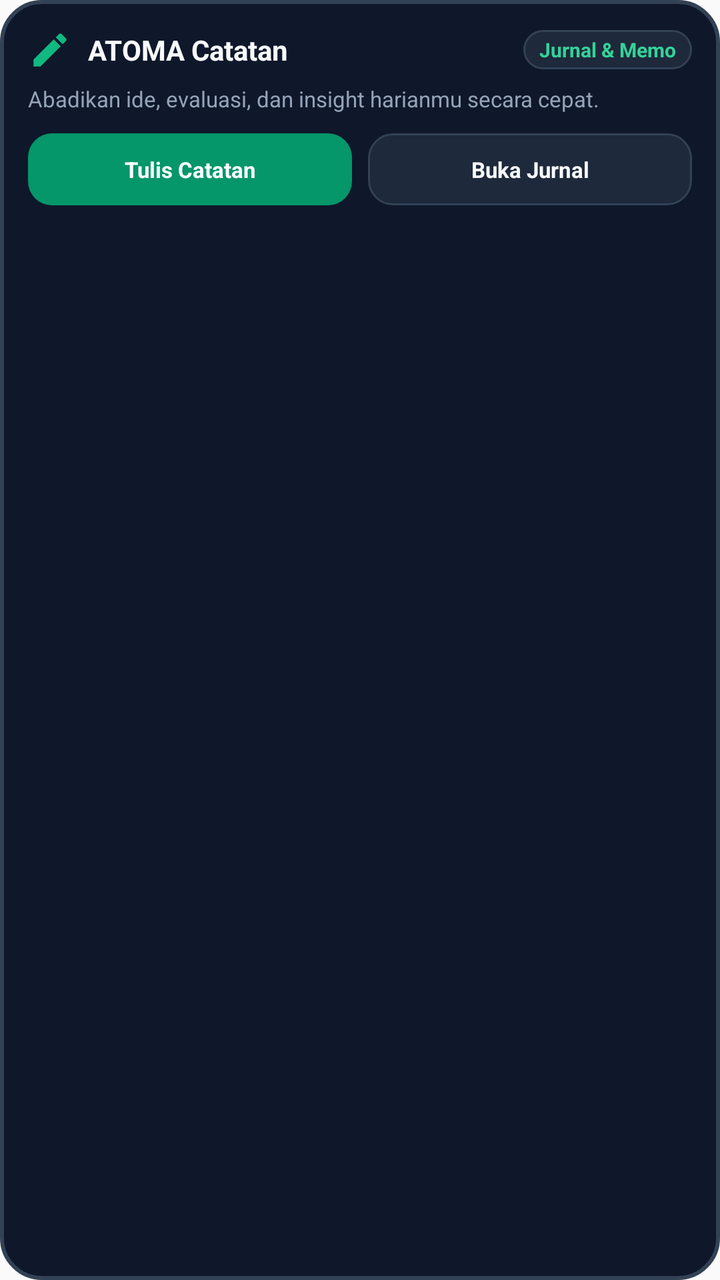
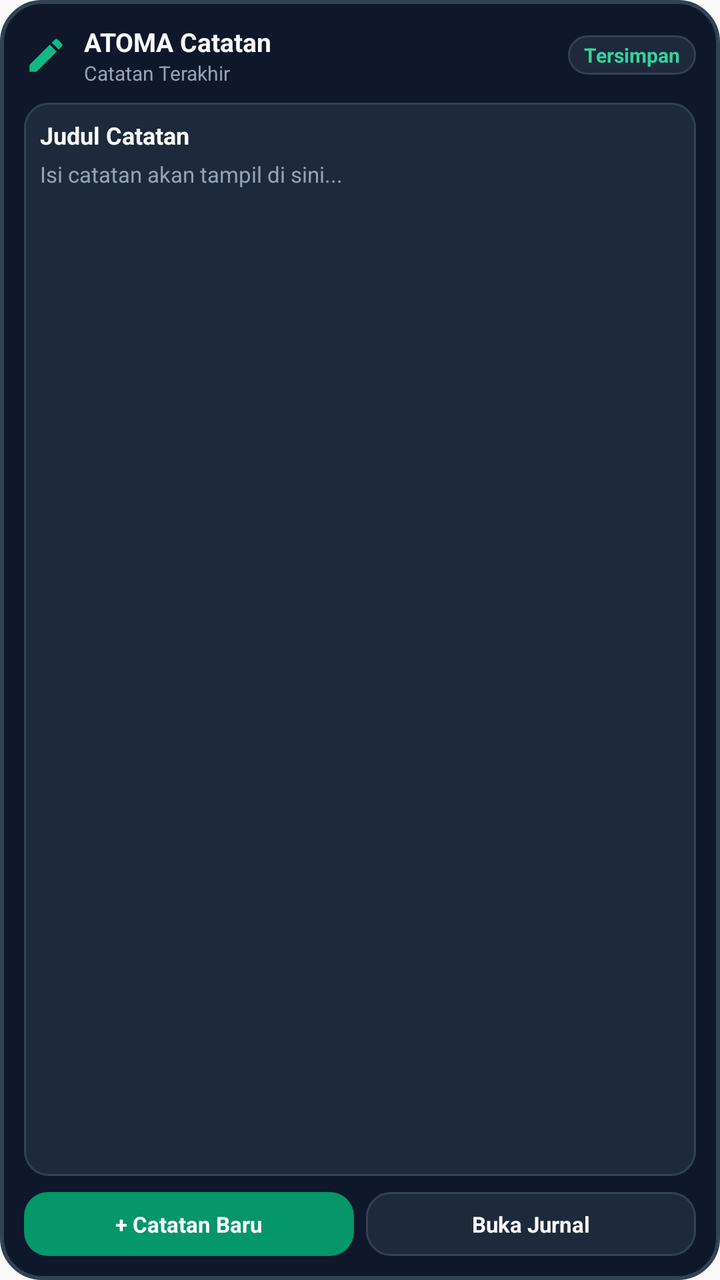

Screens rendered from an Android XML layout before and after an edit, with the pre-edit source and the edit as a unified diff.
<!-- AndroidManifest.xml: application theme AppTheme -->
<!-- res/layout/widget_notes.xml -->
<?xml version="1.0" encoding="utf-8"?>
<LinearLayout xmlns:android="http://schemas.android.com/apk/res/android"
    android:id="@+id/widget_notes_root"
    android:layout_width="match_parent"
    android:layout_height="match_parent"
    android:background="@drawable/widget_bg_card"
    android:orientation="vertical"
    android:padding="14dp">

    
    <LinearLayout
        android:layout_width="match_parent"
        android:layout_height="wrap_content"
        android:gravity="center_vertical"
        android:orientation="horizontal">

        <ImageView
            android:layout_width="22dp"
            android:layout_height="22dp"
            android:contentDescription="@string/app_name"
            android:src="@drawable/ic_widget_note" />

        <TextView
            android:layout_width="0dp"
            android:layout_height="wrap_content"
            android:layout_marginStart="8dp"
            android:layout_weight="1"
            android:text="ATOMA Catatan"
            android:textColor="@color/widget_text_primary"
            android:textSize="14sp"
            android:textStyle="bold" />

        <TextView
            android:layout_width="wrap_content"
            android:layout_height="wrap_content"
            android:background="@drawable/widget_btn_surface"
            android:paddingStart="8dp"
            android:paddingTop="3dp"
            android:paddingEnd="8dp"
            android:paddingBottom="3dp"
            android:text="@string/widget_notes_status"
            android:textColor="#34D399"
            android:textSize="10sp"
            android:textStyle="bold" />
    </LinearLayout>

    
    <TextView
        android:layout_width="match_parent"
        android:layout_height="wrap_content"
        android:layout_marginTop="6dp"
        android:ellipsize="end"
        android:maxLines="1"
        android:text="@string/widget_notes_sub"
        android:textColor="@color/widget_text_secondary"
        android:textSize="11sp" />

    
    <LinearLayout
        android:layout_width="match_parent"
        android:layout_height="wrap_content"
        android:layout_marginTop="10dp"
        android:gravity="center_vertical"
        android:orientation="horizontal">

        
        <TextView
            android:id="@+id/btn_new_note"
            android:layout_width="0dp"
            android:layout_height="36dp"
            android:layout_weight="1"
            android:layout_marginEnd="8dp"
            android:background="@drawable/widget_btn_emerald"
            android:gravity="center"
            android:text="@string/widget_btn_new_note"
            android:textColor="#FFFFFF"
            android:textSize="11sp"
            android:textStyle="bold" />

        
        <TextView
            android:id="@+id/btn_open_journal"
            android:layout_width="0dp"
            android:layout_height="36dp"
            android:layout_weight="1"
            android:background="@drawable/widget_btn_surface"
            android:gravity="center"
            android:text="@string/widget_btn_open_journal"
            android:textColor="@color/widget_text_primary"
            android:textSize="11sp"
            android:textStyle="bold" />
    </LinearLayout>
</LinearLayout>
<!-- resources referenced by this layout -->
<resources>
  <color name="widget_text_primary">#F8FAFC</color>
  <color name="widget_text_secondary">#94A3B8</color>
  <!-- drawable ic_widget_note (drawable) -->
  <vector xmlns:android="http://schemas.android.com/apk/res/android"
      android:width="24dp"
      android:height="24dp"
      android:viewportWidth="24"
      android:viewportHeight="24">
      <path
          android:fillColor="#10B981"
          android:pathData="M3,17.25V21h3.75L17.81,9.94l-3.75,-3.75L3,17.25zM20.71,7.04c0.39,-0.39 0.39,-1.02 0,-1.41l-2.34,-2.34c-0.39,-0.39 -1.02,-0.39 -1.41,0l-1.83,1.83 3.75,3.75 1.83,-1.83z"/>
  </vector>
  <!-- drawable widget_bg_card (drawable) -->
  <?xml version="1.0" encoding="utf-8"?>
  <shape xmlns:android="http://schemas.android.com/apk/res/android"
      android:shape="rectangle">
      <solid android:color="@color/widget_dark_bg" />
      <stroke
          android:width="2dp"
          android:color="@color/widget_card_border" />
      <corners android:radius="20dp" />
  </shape>
  <!-- drawable widget_btn_emerald (drawable) -->
  <?xml version="1.0" encoding="utf-8"?>
  <shape xmlns:android="http://schemas.android.com/apk/res/android"
      android:shape="rectangle">
      <solid android:color="@color/widget_emerald" />
      <corners android:radius="12dp" />
  </shape>
  <!-- drawable widget_btn_surface (drawable) -->
  <?xml version="1.0" encoding="utf-8"?>
  <shape xmlns:android="http://schemas.android.com/apk/res/android"
      android:shape="rectangle">
      <solid android:color="@color/widget_card_surface" />
      <stroke
          android:width="1dp"
          android:color="@color/widget_card_border" />
      <corners android:radius="12dp" />
  </shape>
  <string name="app_name">ATOMA</string>
  <string name="widget_btn_new_note">Tulis Catatan</string>
  <string name="widget_btn_open_journal">Buka Jurnal</string>
  <string name="widget_notes_status">Jurnal &amp; Memo</string>
  <string name="widget_notes_sub">Abadikan ide, evaluasi, dan insight harianmu secara cepat.</string>
  <style name="AppTheme" parent="Theme.AppCompat.Light.DarkActionBar">
          
          <item name="colorPrimary">@color/colorPrimary</item>
          <item name="colorPrimaryDark">@color/colorPrimaryDark</item>
          <item name="colorAccent">@color/colorAccent</item>
      </style>
  <color name="widget_dark_bg">#0F172A</color>
  <color name="widget_card_border">#334155</color>
  <color name="widget_emerald">#059669</color>
  <color name="widget_card_surface">#1E293B</color>
  <color name="colorPrimary">#4F46E5</color>
  <color name="colorPrimaryDark">#3730A3</color>
  <color name="colorAccent">#06B6D4</color>
</resources>

<!-- the commit's change to res/layout/widget_notes.xml (unified diff, before → after) -->
@@ -5,7 +5,7 @@
     android:layout_height="match_parent"
     android:background="@drawable/widget_bg_card"
     android:orientation="vertical"
-    android:padding="14dp">
+    android:padding="12dp">
 
     
     <LinearLayout
@@ -20,17 +20,32 @@
             android:contentDescription="@string/app_name"
             android:src="@drawable/ic_widget_note" />
 
-        <TextView
+        <LinearLayout
             android:layout_width="0dp"
             android:layout_height="wrap_content"
             android:layout_marginStart="8dp"
             android:layout_weight="1"
-            android:text="ATOMA Catatan"
-            android:textColor="@color/widget_text_primary"
-            android:textSize="14sp"
-            android:textStyle="bold" />
+            android:orientation="vertical">
+
+            <TextView
+                android:layout_width="wrap_content"
+                android:layout_height="wrap_content"
+                android:text="ATOMA Catatan"
+                android:textColor="@color/widget_text_primary"
+                android:textSize="13sp"
+                android:textStyle="bold" />
+
+            <TextView
+                android:id="@+id/widget_notes_date"
+                android:layout_width="wrap_content"
+                android:layout_height="wrap_content"
+                android:text="Catatan Terakhir"
+                android:textColor="@color/widget_text_secondary"
+                android:textSize="10sp" />
+        </LinearLayout>
 
         <TextView
+            android:id="@+id/widget_notes_status"
             android:layout_width="wrap_content"
             android:layout_height="wrap_content"
             android:background="@drawable/widget_btn_surface"
@@ -38,28 +53,63 @@
             android:paddingTop="3dp"
             android:paddingEnd="8dp"
             android:paddingBottom="3dp"
-            android:text="@string/widget_notes_status"
+            android:text="Tersimpan"
             android:textColor="#34D399"
             android:textSize="10sp"
             android:textStyle="bold" />
     </LinearLayout>
 
     
+    <LinearLayout
+        android:id="@+id/widget_notes_preview"
+        android:layout_width="match_parent"
+        android:layout_height="0dp"
+        android:layout_weight="1"
+        android:layout_marginTop="8dp"
+        android:background="@drawable/widget_btn_surface"
+        android:orientation="vertical"
+        android:padding="8dp">
+
+        <TextView
+            android:id="@+id/widget_notes_title"
+            android:layout_width="match_parent"
+            android:layout_height="wrap_content"
+            android:ellipsize="end"
+            android:maxLines="1"
+            android:text="Judul Catatan"
+            android:textColor="@color/widget_text_primary"
+            android:textSize="12sp"
+            android:textStyle="bold" />
+
+        <TextView
+            android:id="@+id/widget_notes_snippet"
+            android:layout_width="match_parent"
+            android:layout_height="wrap_content"
+            android:layout_marginTop="4dp"
+            android:ellipsize="end"
+            android:maxLines="3"
+            android:text="Isi catatan akan tampil di sini..."
+            android:textColor="@color/widget_text_secondary"
+            android:textSize="11sp" />
+    </LinearLayout>
+
+    
     <TextView
+        android:id="@+id/widget_notes_empty"
         android:layout_width="match_parent"
-        android:layout_height="wrap_content"
-        android:layout_marginTop="6dp"
-        android:ellipsize="end"
-        android:maxLines="1"
-        android:text="@string/widget_notes_sub"
+        android:layout_height="0dp"
+        android:layout_weight="1"
+        android:gravity="center"
+        android:text="📝 Belum ada catatan tersimpan. Ketuk untuk menulis ide atau refleksimu!"
         android:textColor="@color/widget_text_secondary"
-        android:textSize="11sp" />
+        android:textSize="11sp"
+        android:visibility="gone" />
 
     
     <LinearLayout
         android:layout_width="match_parent"
         android:layout_height="wrap_content"
-        android:layout_marginTop="10dp"
+        android:layout_marginTop="8dp"
         android:gravity="center_vertical"
         android:orientation="horizontal">
 
@@ -67,12 +117,12 @@
         <TextView
             android:id="@+id/btn_new_note"
             android:layout_width="0dp"
-            android:layout_height="36dp"
+            android:layout_height="32dp"
             android:layout_weight="1"
-            android:layout_marginEnd="8dp"
+            android:layout_marginEnd="6dp"
             android:background="@drawable/widget_btn_emerald"
             android:gravity="center"
-            android:text="@string/widget_btn_new_note"
+            android:text="+ Catatan Baru"
             android:textColor="#FFFFFF"
             android:textSize="11sp"
             android:textStyle="bold" />
@@ -81,11 +131,11 @@
         <TextView
             android:id="@+id/btn_open_journal"
             android:layout_width="0dp"
-            android:layout_height="36dp"
+            android:layout_height="32dp"
             android:layout_weight="1"
             android:background="@drawable/widget_btn_surface"
             android:gravity="center"
-            android:text="@string/widget_btn_open_journal"
+            android:text="Buka Jurnal"
             android:textColor="@color/widget_text_primary"
             android:textSize="11sp"
             android:textStyle="bold" />
<!-- resource entries referenced after the edit -->
@@ -40,10 +40,6 @@
       <corners android:radius="12dp" />
   </shape>
   <string name="app_name">ATOMA</string>
-  <string name="widget_btn_new_note">Tulis Catatan</string>
-  <string name="widget_btn_open_journal">Buka Jurnal</string>
-  <string name="widget_notes_status">Jurnal &amp; Memo</string>
-  <string name="widget_notes_sub">Abadikan ide, evaluasi, dan insight harianmu secara cepat.</string>
   <style name="AppTheme" parent="Theme.AppCompat.Light.DarkActionBar">
           
           <item name="colorPrimary">@color/colorPrimary</item>
